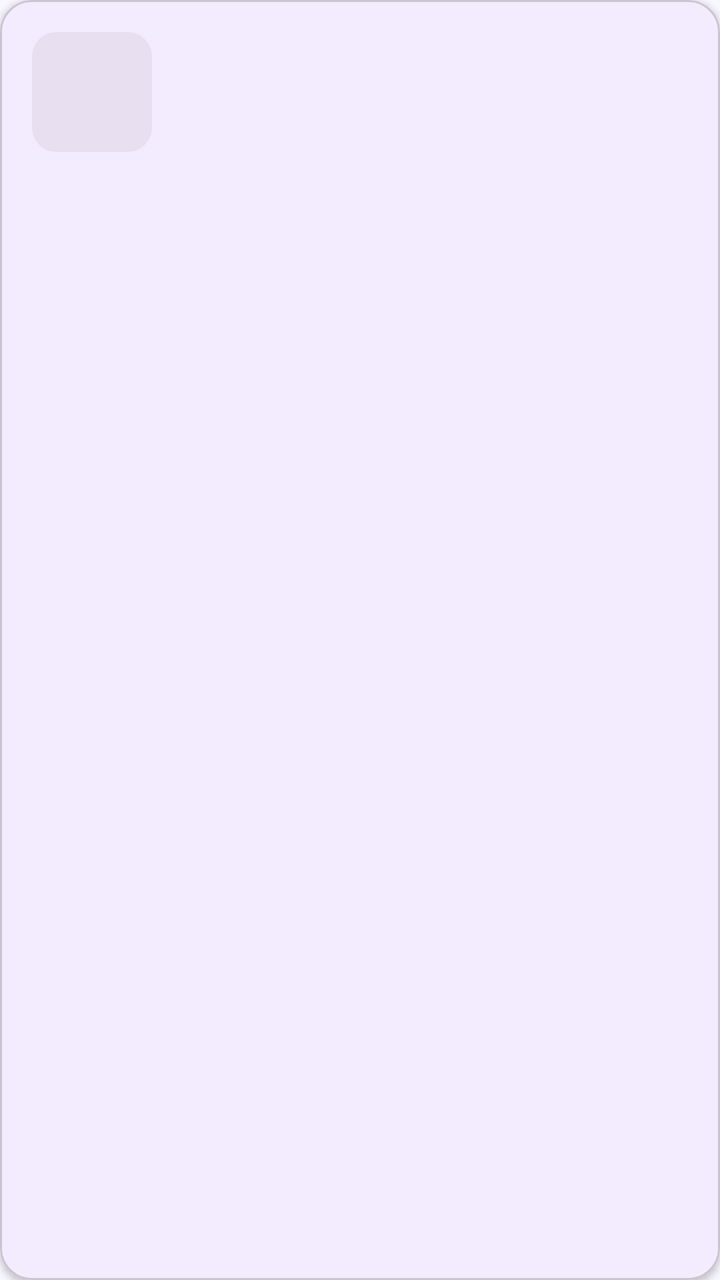
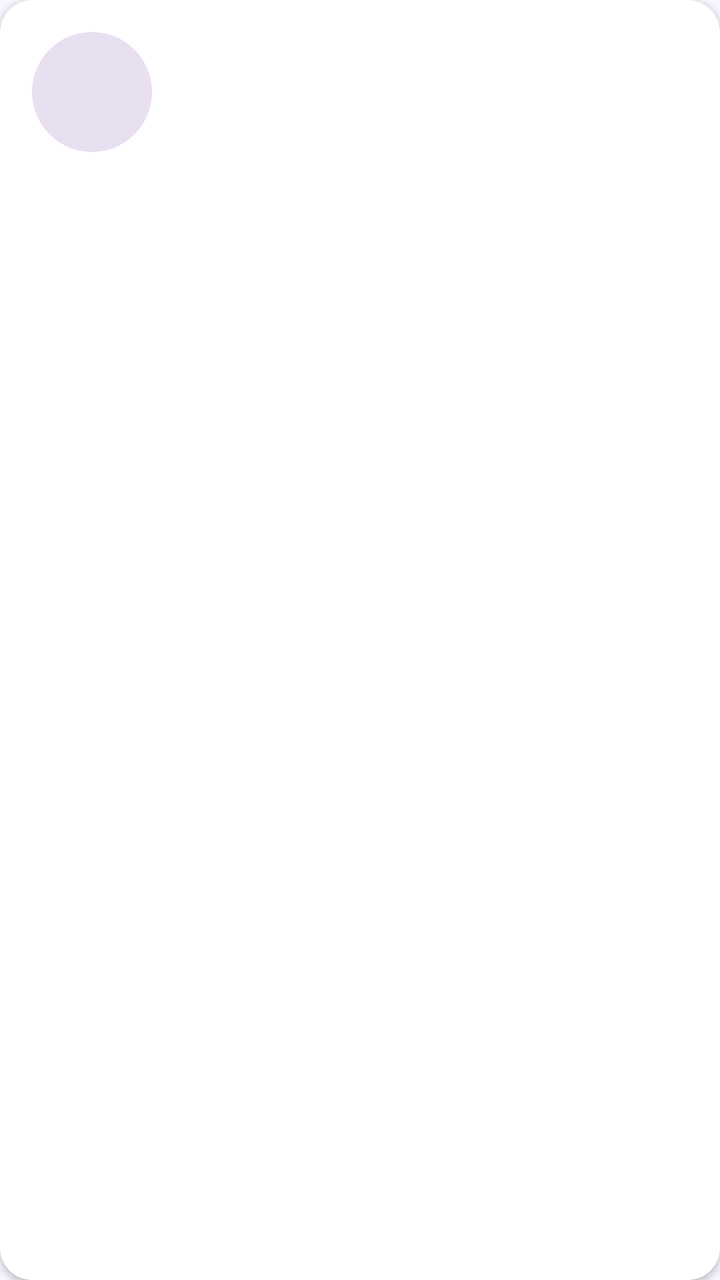

The first picture is an Android layout as it rendered before a commit; the second is the same layout after the commit. The layout source and the unified diff follow.
<!-- AndroidManifest.xml: application theme Theme.TimeMemorial -->
<!-- res/layout/item_anniversary.xml -->
<?xml version="1.0" encoding="utf-8"?>
<com.google.android.material.card.MaterialCardView
    xmlns:android="http://schemas.android.com/apk/res/android"
    xmlns:app="http://schemas.android.com/apk/res-auto"
    android:layout_width="match_parent"
    android:layout_height="wrap_content"
    android:layout_marginHorizontal="20dp"
    android:layout_marginBottom="12dp"
    app:cardCornerRadius="16dp"
    app:cardElevation="2dp">

    <LinearLayout
        android:layout_width="match_parent"
        android:layout_height="wrap_content"
        android:orientation="horizontal"
        android:gravity="center_vertical"
        android:padding="16dp">

        
        <com.google.android.material.imageview.ShapeableImageView
            android:id="@+id/iv_photo"
            android:layout_width="60dp"
            android:layout_height="60dp"
            android:scaleType="centerCrop"
            android:src="@drawable/ic_launcher_background"
            app:shapeAppearanceOverlay="@style/RoundedCorner" />

        
        <LinearLayout
            android:layout_width="0dp"
            android:layout_height="wrap_content"
            android:layout_weight="1"
            android:orientation="vertical"
            android:layout_marginStart="14dp">

            <TextView
                android:id="@+id/tv_title"
                android:layout_width="wrap_content"
                android:layout_height="wrap_content"
                android:textSize="16sp"
                android:textStyle="bold"
                android:textColor="@color/text_primary" />

            <TextView
                android:id="@+id/tv_date"
                android:layout_width="wrap_content"
                android:layout_height="wrap_content"
                android:textSize="12sp"
                android:textColor="@color/text_secondary"
                android:layout_marginTop="2dp" />
        </LinearLayout>

        
        <LinearLayout
            android:layout_width="wrap_content"
            android:layout_height="wrap_content"
            android:orientation="vertical"
            android:gravity="center">

            <TextView
                android:id="@+id/tv_days"
                android:layout_width="wrap_content"
                android:layout_height="wrap_content"
                android:textSize="24sp"
                android:textStyle="bold"
                android:textColor="@color/purple_primary" />

            <TextView
                android:id="@+id/tv_label"
                android:layout_width="wrap_content"
                android:layout_height="wrap_content"
                android:textSize="11sp"
                android:textColor="@color/text_secondary" />
        </LinearLayout>
    </LinearLayout>
</com.google.android.material.card.MaterialCardView>
<!-- resources referenced by this layout -->
<resources>
  <color name="purple_primary">#6C63FF</color>
  <color name="text_primary">#1A1A2E</color>
  <color name="text_secondary">#6B7280</color>
  <!-- drawable ic_launcher_background (drawable) -->
  <?xml version="1.0" encoding="utf-8"?>
  <shape xmlns:android="http://schemas.android.com/apk/res/android">
      <solid android:color="#E8E0F0" />
      <corners android:radius="12dp" />
  </shape>
  <style name="RoundedCorner" parent="">
          <item name="cornerSize">12dp</item>
      </style>
  <style name="Theme.TimeMemorial" parent="Theme.Material3.Light.NoActionBar">
          <item name="colorPrimary">@color/purple_primary</item>
          <item name="colorPrimaryDark">@color/purple_dark</item>
          <item name="colorAccent">@color/purple_primary</item>
          <item name="android:windowBackground">@color/surface</item>
          <item name="android:statusBarColor">@android:color/transparent</item>
          <item name="android:navigationBarColor">@color/bg</item>
          <item name="android:windowDrawsSystemBarBackgrounds">true</item>
          <item name="android:windowLightStatusBar">false</item>
      </style>
  <color name="purple_dark">#4A45B5</color>
  <color name="surface">#F8F6FF</color>
  <color name="bg">#F8F6FF</color>
</resources>

<!-- the commit's change to res/layout/item_anniversary.xml (unified diff, before → after) -->
@@ -1,5 +1,5 @@
 <?xml version="1.0" encoding="utf-8"?>
-<com.google.android.material.card.MaterialCardView
+<androidx.cardview.widget.CardView
     xmlns:android="http://schemas.android.com/apk/res/android"
     xmlns:app="http://schemas.android.com/apk/res-auto"
     android:layout_width="match_parent"
@@ -7,7 +7,8 @@
     android:layout_marginHorizontal="20dp"
     android:layout_marginBottom="12dp"
     app:cardCornerRadius="16dp"
-    app:cardElevation="2dp">
+    app:cardElevation="2dp"
+    app:cardBackgroundColor="@android:color/white">
 
     <LinearLayout
         android:layout_width="match_parent"
@@ -17,13 +18,14 @@
         android:padding="16dp">
 
         
-        <com.google.android.material.imageview.ShapeableImageView
-            android:id="@+id/iv_photo"
-            android:layout_width="60dp"
-            android:layout_height="60dp"
-            android:scaleType="centerCrop"
-            android:src="@drawable/ic_launcher_background"
-            app:shapeAppearanceOverlay="@style/RoundedCorner" />
+        <ImageView
+        android:id="@+id/iv_photo"
+        android:layout_width="60dp"
+        android:layout_height="60dp"
+        android:scaleType="centerCrop"
+        android:src="@drawable/ic_launcher_background"
+        android:clipToOutline="true"
+        android:background="@drawable/bg_circle" />
 
         
         <LinearLayout
@@ -73,4 +75,4 @@
                 android:textColor="@color/text_secondary" />
         </LinearLayout>
     </LinearLayout>
-</com.google.android.material.card.MaterialCardView>
+</androidx.cardview.widget.CardView>
<!-- resource entries referenced after the edit -->
@@ -3,19 +3,24 @@
   <color name="purple_primary">#6C63FF</color>
   <color name="text_primary">#1A1A2E</color>
   <color name="text_secondary">#6B7280</color>
+  <!-- drawable bg_circle (drawable) -->
+  <?xml version="1.0" encoding="utf-8"?>
+  <shape xmlns:android="http://schemas.android.com/apk/res/android"
+      android:shape="oval">
+      <solid android:color="#F0F0F0" />
+      <corners android:radius="12dp" />
+  </shape>
   <!-- drawable ic_launcher_background (drawable) -->
   <?xml version="1.0" encoding="utf-8"?>
   <shape xmlns:android="http://schemas.android.com/apk/res/android">
       <solid android:color="#E8E0F0" />
       <corners android:radius="12dp" />
   </shape>
-  <style name="RoundedCorner" parent="">
-          <item name="cornerSize">12dp</item>
-      </style>
-  <style name="Theme.TimeMemorial" parent="Theme.Material3.Light.NoActionBar">
+  <style name="Theme.TimeMemorial" parent="Theme.MaterialComponents.DayNight.NoActionBar">
           <item name="colorPrimary">@color/purple_primary</item>
-          <item name="colorPrimaryDark">@color/purple_dark</item>
-          <item name="colorAccent">@color/purple_primary</item>
+          <item name="colorPrimaryVariant">@color/purple_dark</item>
+          <item name="colorOnPrimary">@android:color/white</item>
+          <item name="colorSecondary">@color/purple_primary</item>
           <item name="android:windowBackground">@color/surface</item>
           <item name="android:statusBarColor">@android:color/transparent</item>
           <item name="android:navigationBarColor">@color/bg</item>
